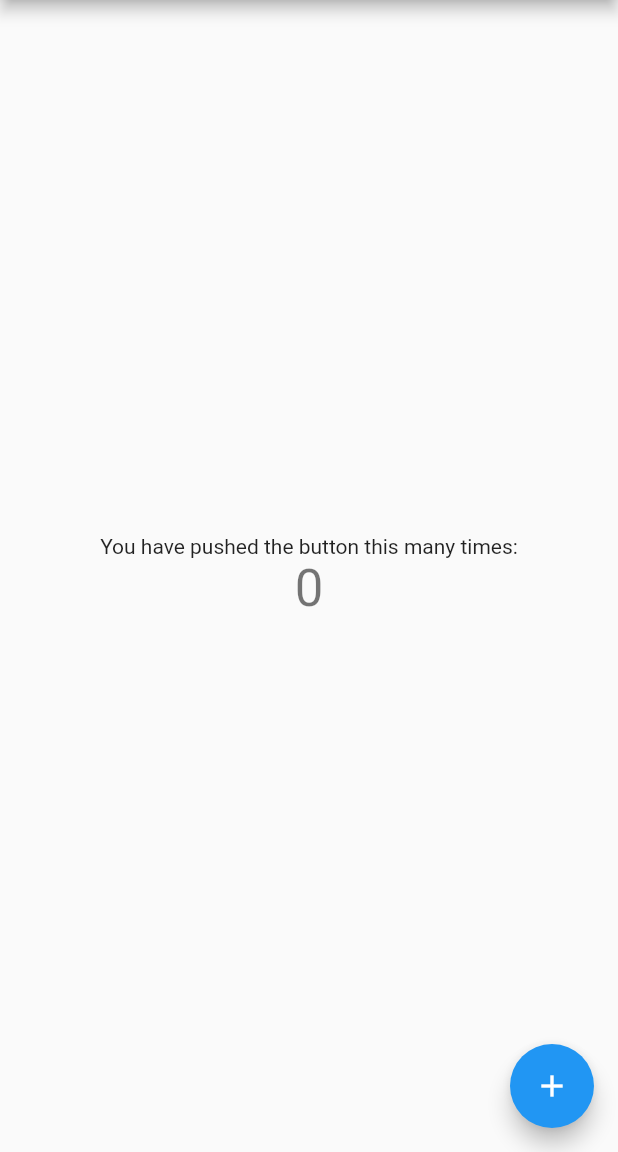
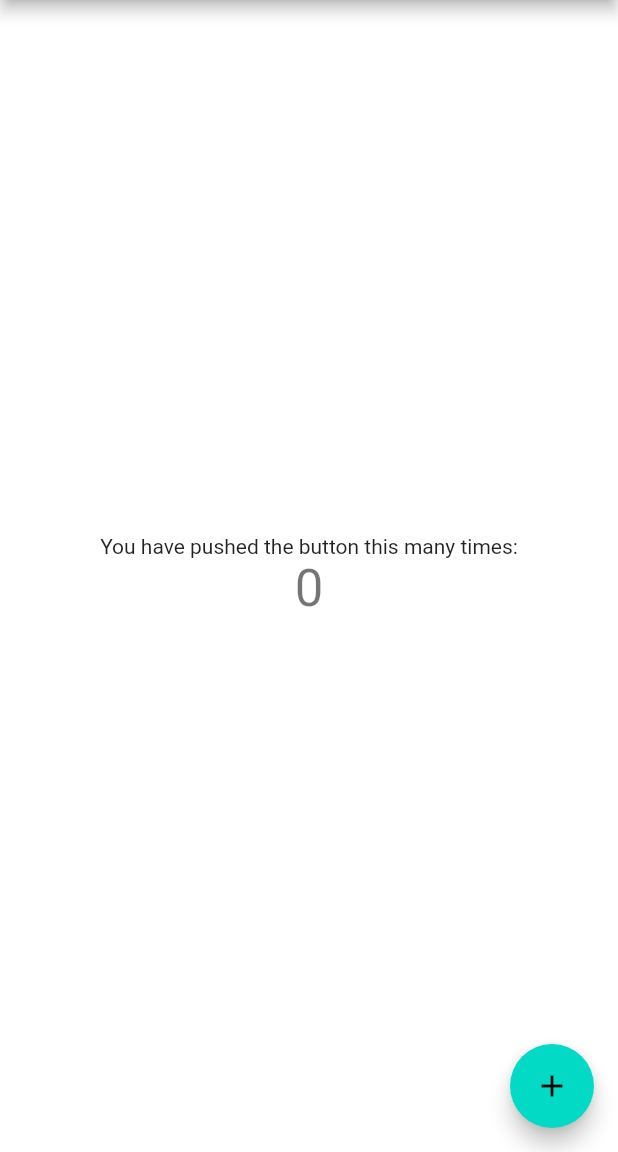
Before and after one commit to miyakeryo/flutter_kaigi_2022, a Flutter app: the screen it shows after launch, on a phone screen of 412 x 824 dp, the part 84-1236 px from its top. Run offline on Flutter 3.47's test engine with Material 2 defaults, Android fonts, the phone set to English and light mode, and no system bars.

Commit message:
add MyTheme

```diff
--- a/lib/main.dart
+++ b/lib/main.dart
@@ -1,6 +1,7 @@
 import 'package:flutter/material.dart';
 
 import 'home.dart';
+import 'theme.dart';
 
 void main() {
   runApp(const MyApp());
@@ -13,8 +14,8 @@ class MyApp extends StatelessWidget {
   Widget build(BuildContext context) {
     return MaterialApp(
       title: 'Flutter Demo',
-      theme: ThemeData.light(),
-      darkTheme: ThemeData.dark(),
+      theme: MyTheme.light,
+      darkTheme: MyTheme.dark,
       home: const MyHomePage(title: 'Flutter Demo Home Page'),
     );
   }
--- /dev/null
+++ b/lib/theme.dart
@@ -0,0 +1,15 @@
+import 'package:flutter/material.dart';
+
+class MyTheme {
+  static final light = ThemeData.from(
+    colorScheme: const ColorScheme.light(
+      primary: Colors.blue,
+    ),
+  );
+
+  static final dark = ThemeData.from(
+    colorScheme: const ColorScheme.dark(
+      primary: Colors.blue,
+    ),
+  );
+}
```
